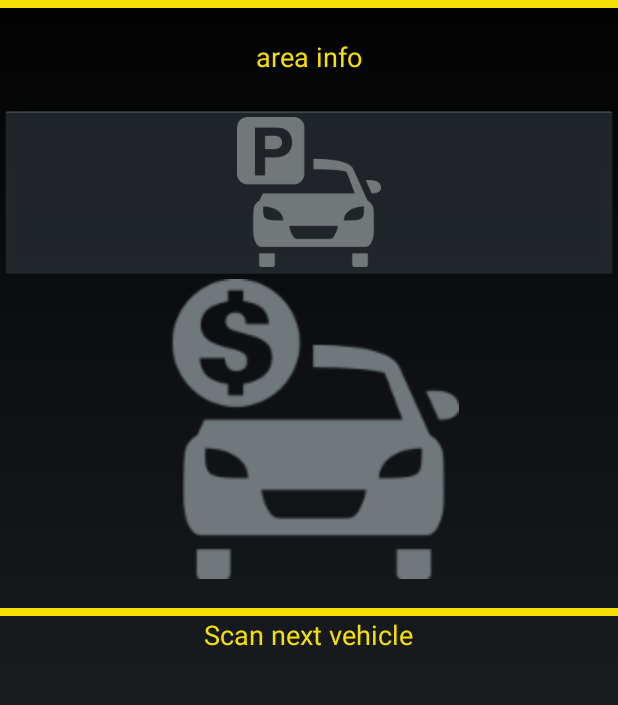
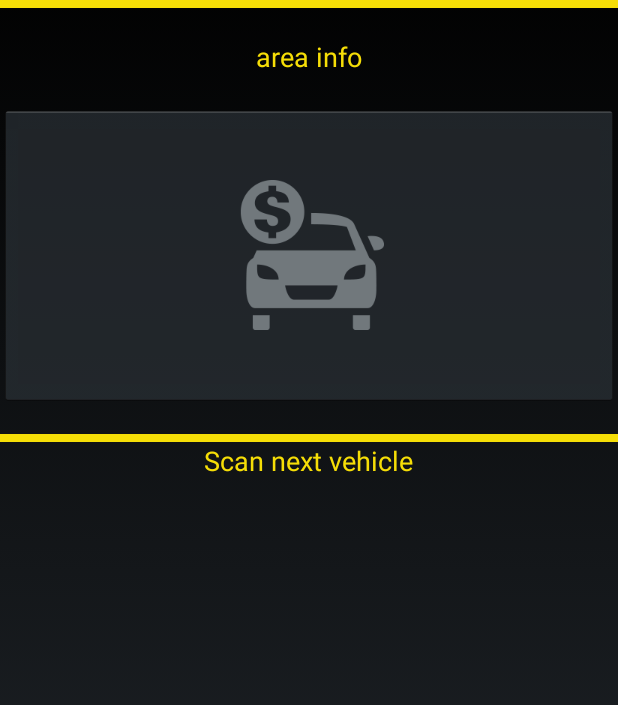
Before and after one commit to amalm/tibano, an Android app: the screen it shows after launch (MainActivity), on a phone screen of 412 x 824 dp, the part 60-765 px from its top. Run offline under Robolectric (Android 15) with nearby library versions, the phone set to English and light mode, and no system bars.

Commit message:
changed layout

```diff
--- a/mobile/app/src/main/java/org/openalpr/app/MainActivity.java
+++ b/mobile/app/src/main/java/org/openalpr/app/MainActivity.java
@@ -70,9 +70,9 @@ public class MainActivity extends Activity implements AsyncListener<AlprResult>
 
     private TextView errorText;
 
-    ImageView ivPaidStatePaid;
-    ImageView ivPaidStateUnpaid;
-    ImageView ivPaidState;
+    //ImageView ivPaidStatePaid;
+    //ImageView ivPaidStateUnpaid;
+    //ImageView ivPaidState;
 
     private ProgressDialog progressDialog;
 
@@ -92,6 +92,8 @@ public class MainActivity extends Activity implements AsyncListener<AlprResult>
     private static String PARKING_AREA = "1";
 
     private static String CHECKAREAS_URL = "http://192.168.1.101:8080/getAreas"; // GET
+
+    ImageButton ib_checkpayment;
 
     @Override
     protected void onCreate(Bundle savedInstanceState) {
@@ -126,14 +128,16 @@ public class MainActivity extends Activity implements AsyncListener<AlprResult>
         errorText = (TextView)findViewById(R.id.errorTextView);
 
         //Button takePicBtn = (Button)findViewById(R.id.button);
-        final ImageButton ib_checkpayment = (ImageButton) findViewById(R.id.ib_checkpayment);
+        ib_checkpayment = (ImageButton) findViewById(R.id.ib_checkpayment);
         setBtnListenerOrDisable(ib_checkpayment, takePhotoBtnClickListener,
                 MediaStore.ACTION_IMAGE_CAPTURE);
 
-        ivPaidStatePaid = (ImageView) findViewById(R.id.iv_paid_valid);
-        ivPaidStateUnpaid = (ImageView) findViewById(R.id.iv_paid_invalid);
-        ivPaidState = (ImageView) findViewById(R.id.iv_paid_open);
+
+        //ivPaidStatePaid = (ImageView) findViewById(R.id.iv_paid_valid);
+        //ivPaidStateUnpaid = (ImageView) findViewById(R.id.iv_paid_invalid);
+        //ivPaidState = (ImageView) findViewById(R.id.iv_paid_open);
         resetPaidState();
+
 
         // Check payment
         //final Button button = (Button) findViewById(R.id.buttonWS);
@@ -302,22 +306,17 @@ public class MainActivity extends Activity implements AsyncListener<AlprResult>
 
     private void setPaidState(boolean paid) {
 
-        ivPaidState.setVisibility(View.GONE);
+        if (paid) {
+            ib_checkpayment.setImageResource(R.drawable.check_paying_valid_paid);
+        } else {
+            ib_checkpayment.setImageResource(R.drawable.check_paying_valid_unpaid);
+        }
 
-        if (paid) {
-            ivPaidStatePaid.setVisibility(View.VISIBLE);
-            ivPaidStateUnpaid.setVisibility(View.GONE);
-        } else {
-            ivPaidStatePaid.setVisibility(View.GONE);
-            ivPaidStateUnpaid.setVisibility(View.VISIBLE);
-        }
     }
 
     private void resetPaidState() {
 
-        ivPaidState.setVisibility(View.VISIBLE);
-        ivPaidStatePaid.setVisibility(View.GONE);
-        ivPaidStateUnpaid.setVisibility(View.GONE);
+        ib_checkpayment.setImageResource(R.drawable.check_paying_valid);
     }
 
 
--- a/mobile/app/src/main/res/layout/activity_main.xml
+++ b/mobile/app/src/main/res/layout/activity_main.xml
@@ -33,32 +33,8 @@
     <ImageButton
         android:src="@drawable/check_paying_active"
         android:layout_width="match_parent"
-        android:layout_height="wrap_content"
+        android:layout_height="200dp"
         android:id="@+id/ib_checkpayment" />
-
-    <ImageView
-        android:src="@drawable/check_paying_valid"
-        android:layout_width="200dp"
-        android:layout_height="200dp"
-        android:id="@+id/iv_paid_open"
-        android:layout_gravity="center_horizontal"
-        android:visibility="gone" />
-
-    <ImageView
-        android:src="@drawable/check_paying_valid_paid"
-        android:layout_width="200dp"
-        android:layout_height="200dp"
-        android:id="@+id/iv_paid_valid"
-        android:layout_gravity="center_horizontal"
-        android:visibility="gone" />
-
-    <ImageView
-        android:src="@drawable/check_paying_valid_unpaid"
-        android:layout_width="200dp"
-        android:layout_height="200dp"
-        android:id="@+id/iv_paid_invalid"
-        android:layout_gravity="center_horizontal"
-        android:visibility="gone"/>
 
     <TextView
         android:layout_width="match_parent"
```
